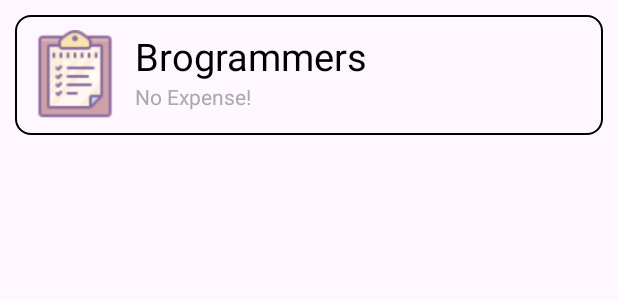
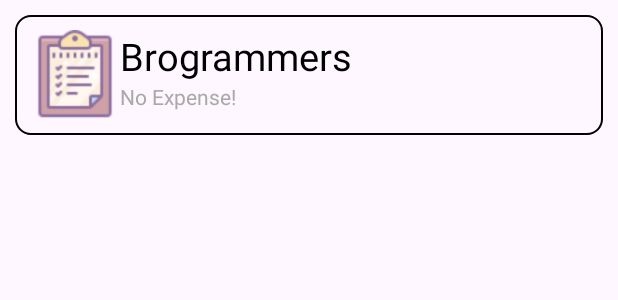
Before and after one commit to psanirudh/SplitShare, an Android app: the layout single_item_layout.xml on its own in the app's theme, with its tools: preview values and no code run, on a phone screen of 412 x 824 dp. Shown: the top 300 px of the screen. Run offline under Robolectric (Android 15) with nearby library versions, the phone set to English and light mode, and no system bars.

Commit message:
fixed visiiblity issue : text hiding due to width restriction by above element in linear layout

```diff
--- a/app/src/main/res/layout/single_item_layout.xml
+++ b/app/src/main/res/layout/single_item_layout.xml
@@ -1,43 +1,33 @@
-<LinearLayout android:layout_width="match_parent"
+<RelativeLayout android:layout_width="match_parent"
     android:layout_height="wrap_content"
-    android:orientation="vertical"
     android:background="@drawable/border"
     android:layout_marginHorizontal="10dp"
     android:layout_marginVertical="10dp"
+    android:padding="10dp"
     xmlns:android="http://schemas.android.com/apk/res/android">
 
-    <LinearLayout
-        android:layout_width="wrap_content"
-        android:layout_height="wrap_content"
-        android:paddingVertical="10dp"
-        android:paddingHorizontal="10dp"
-        android:orientation="horizontal">
     <ImageView
         android:layout_width="60dp"
+        android:id="@+id/image"
         android:layout_height="60dp"
         android:src="@drawable/list" />
-        <LinearLayout
-            android:layout_width="wrap_content"
-            android:layout_height="wrap_content"
-            android:paddingLeft="10dp"
-            android:orientation="vertical">
+
         <TextView
             android:id="@+id/itemTV"
+            android:layout_toRightOf="@id/image"
             android:layout_width="wrap_content"
             android:layout_height="wrap_content"
             android:textColor="@color/black"
             android:text="Brogrammers"
             android:textSize="25sp" />
+
         <TextView
             android:layout_width="match_parent"
             android:layout_height="wrap_content"
             android:id="@+id/subTitle"
+            android:layout_below="@id/itemTV"
+            android:layout_toRightOf="@id/image"
             android:text="No Expense!"
             android:textColor="#a9a9a8"
             />
-        </LinearLayout>
-
-    </LinearLayout>
-
-
-</LinearLayout>
+</RelativeLayout>
```
Lines whose indentation alone changed are shown as unchanged.
